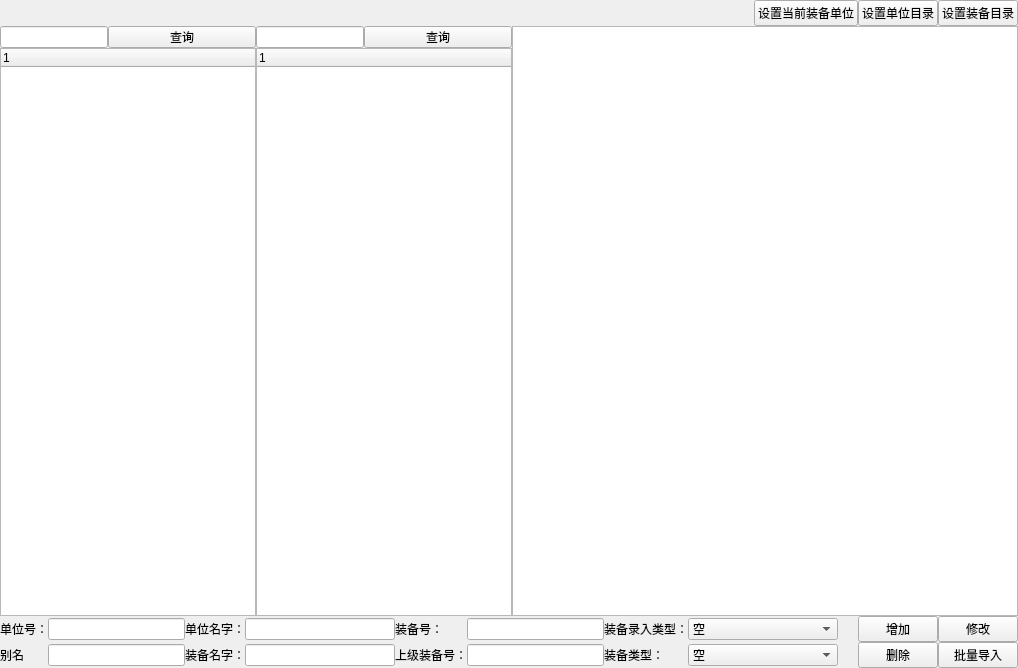
Old version of the form widgets/alocatMange/select_set.ui in the repository Belos10/Equip.
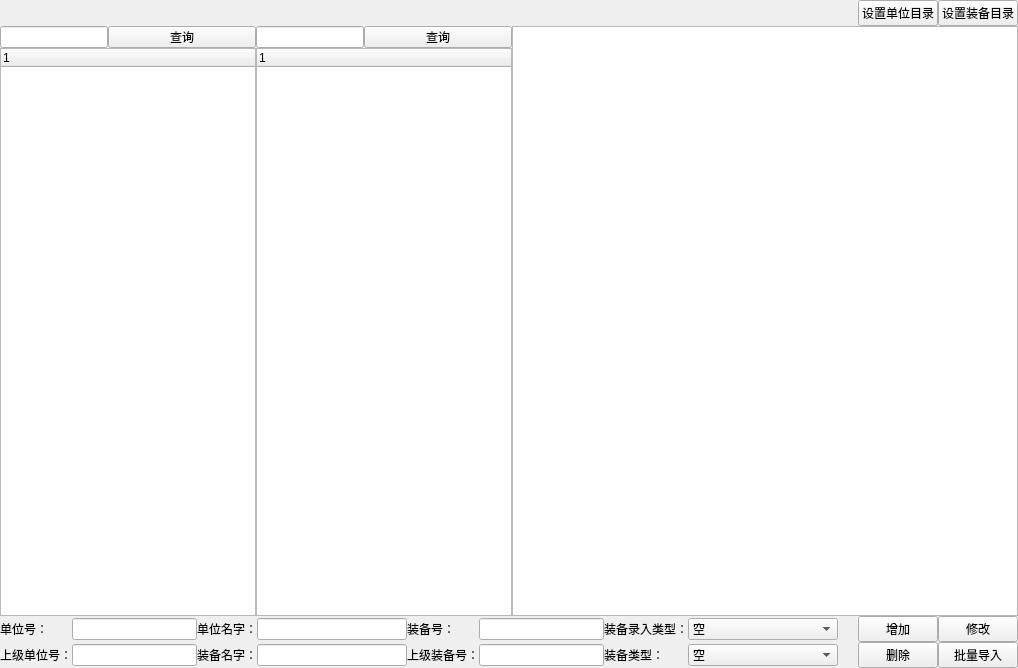
New version of the form.

What changed in the file:
```diff
--- a/widgets/alocatMange/select_set.ui
+++ b/widgets/alocatMange/select_set.ui
@@ -62,13 +62,6 @@
           </property>
          </spacer>
         </item>
-        <item>
-         <widget class="QPushButton" name="pb_setEquipUnit">
-          <property name="text">
-           <string>设置当前装备单位</string>
-          </property>
-         </widget>
-        </item>
         <item>
          <widget class="QPushButton" name="pb_setUnit">
           <property name="text">
@@ -357,7 +350,7 @@
         <item row="1" column="0">
          <widget class="QLabel" name="lb_otherName">
           <property name="text">
-           <string>别名</string>
+           <string>上级单位号：</string>
           </property>
          </widget>
         </item>
```
Left out of the diff: 4 changed lines with no effect on the pictures.
